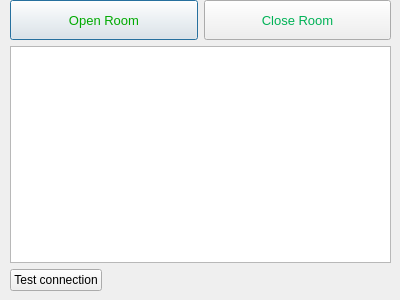
This is pokerserver.ui in SamuelSMueller/ProjectPoker as Qt 5 draws it before an edit. The edited form follows.
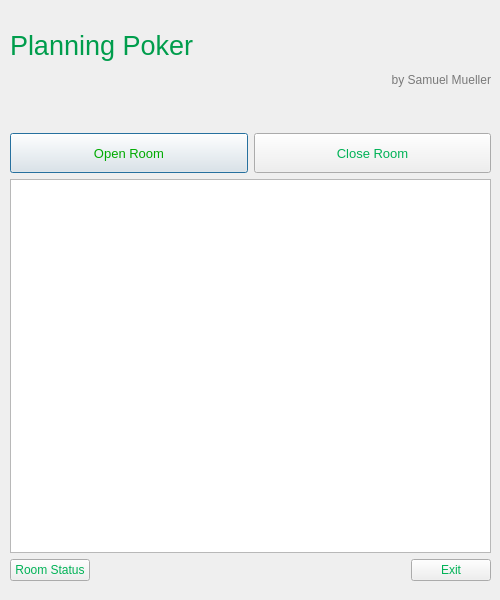
This is the edited form.

What changed in the file:
```diff
--- a/pokerserver.ui
+++ b/pokerserver.ui
@@ -6,24 +6,36 @@
    <rect>
     <x>0</x>
     <y>0</y>
-    <width>400</width>
-    <height>300</height>
+    <width>500</width>
+    <height>600</height>
    </rect>
   </property>
+  <property name="minimumSize">
+   <size>
+    <width>500</width>
+    <height>600</height>
+   </size>
+  </property>
   <property name="windowTitle">
    <string>Dialog</string>
   </property>
-  <widget class="QWidget" name="layoutWidget">
+  <widget class="QWidget" name="">
    <property name="geometry">
     <rect>
      <x>10</x>
-     <y>0</y>
-     <width>381</width>
-     <height>291</height>
+     <y>30</y>
+     <width>481</width>
+     <height>551</height>
     </rect>
    </property>
+   <layout class="QGridLayout" name="gridLayout_4">
+    <item row="2" column="0">
    <layout class="QGridLayout" name="gridLayout">
     <item row="0" column="0">
+       <layout class="QGridLayout" name="gridLayout_2">
+        <item row="0" column="0">
+         <layout class="QGridLayout" name="gridLayout_3">
+          <item row="0" column="0">
      <widget class="QPushButton" name="pushButton_startServer">
       <property name="minimumSize">
        <size>
@@ -38,8 +50,8 @@
           <brush brushstyle="SolidPattern">
            <color alpha="255">
             <red>0</red>
-            <green>178</green>
-            <blue>86</blue>
+                  <green>170</green>
+                  <blue>0</blue>
            </color>
           </brush>
          </colorrole>
@@ -47,8 +59,8 @@
           <brush brushstyle="SolidPattern">
            <color alpha="255">
             <red>0</red>
-            <green>178</green>
-            <blue>86</blue>
+                  <green>170</green>
+                  <blue>0</blue>
            </color>
           </brush>
          </colorrole>
@@ -56,8 +68,8 @@
           <brush brushstyle="SolidPattern">
            <color alpha="255">
             <red>0</red>
-            <green>178</green>
-            <blue>86</blue>
+                  <green>170</green>
+                  <blue>0</blue>
            </color>
           </brush>
          </colorrole>
@@ -67,8 +79,8 @@
           <brush brushstyle="SolidPattern">
            <color alpha="255">
             <red>0</red>
-            <green>178</green>
-            <blue>86</blue>
+                  <green>170</green>
+                  <blue>0</blue>
            </color>
           </brush>
          </colorrole>
@@ -76,8 +88,8 @@
           <brush brushstyle="SolidPattern">
            <color alpha="255">
             <red>0</red>
-            <green>178</green>
-            <blue>86</blue>
+                  <green>170</green>
+                  <blue>0</blue>
            </color>
           </brush>
          </colorrole>
@@ -85,8 +97,8 @@
           <brush brushstyle="SolidPattern">
            <color alpha="255">
             <red>0</red>
-            <green>178</green>
-            <blue>86</blue>
+                  <green>170</green>
+                  <blue>0</blue>
            </color>
           </brush>
          </colorrole>
@@ -137,12 +149,165 @@
       </property>
      </widget>
     </item>
-    <item row="2" column="0" colspan="2">
-     <layout class="QHBoxLayout" name="horizontalLayout">
+          <item row="0" column="1">
+           <widget class="QPushButton" name="pushButton_stopServer">
+            <property name="minimumSize">
+             <size>
+              <width>0</width>
+              <height>40</height>
+             </size>
+            </property>
+            <property name="palette">
+             <palette>
+              <active>
+               <colorrole role="WindowText">
+                <brush brushstyle="SolidPattern">
+                 <color alpha="255">
+                  <red>0</red>
+                  <green>178</green>
+                  <blue>86</blue>
+                 </color>
+                </brush>
+               </colorrole>
+               <colorrole role="Text">
+                <brush brushstyle="SolidPattern">
+                 <color alpha="255">
+                  <red>0</red>
+                  <green>178</green>
+                  <blue>86</blue>
+                 </color>
+                </brush>
+               </colorrole>
+               <colorrole role="ButtonText">
+                <brush brushstyle="SolidPattern">
+                 <color alpha="255">
+                  <red>0</red>
+                  <green>178</green>
+                  <blue>86</blue>
+                 </color>
+                </brush>
+               </colorrole>
+              </active>
+              <inactive>
+               <colorrole role="WindowText">
+                <brush brushstyle="SolidPattern">
+                 <color alpha="255">
+                  <red>0</red>
+                  <green>178</green>
+                  <blue>86</blue>
+                 </color>
+                </brush>
+               </colorrole>
+               <colorrole role="Text">
+                <brush brushstyle="SolidPattern">
+                 <color alpha="255">
+                  <red>0</red>
+                  <green>178</green>
+                  <blue>86</blue>
+                 </color>
+                </brush>
+               </colorrole>
+               <colorrole role="ButtonText">
+                <brush brushstyle="SolidPattern">
+                 <color alpha="255">
+                  <red>0</red>
+                  <green>178</green>
+                  <blue>86</blue>
+                 </color>
+                </brush>
+               </colorrole>
+              </inactive>
+              <disabled>
+               <colorrole role="WindowText">
+                <brush brushstyle="SolidPattern">
+                 <color alpha="255">
+                  <red>120</red>
+                  <green>120</green>
+                  <blue>120</blue>
+                 </color>
+                </brush>
+               </colorrole>
+               <colorrole role="Text">
+                <brush brushstyle="SolidPattern">
+                 <color alpha="255">
+                  <red>120</red>
+                  <green>120</green>
+                  <blue>120</blue>
+                 </color>
+                </brush>
+               </colorrole>
+               <colorrole role="ButtonText">
+                <brush brushstyle="SolidPattern">
+                 <color alpha="255">
+                  <red>120</red>
+                  <green>120</green>
+                  <blue>120</blue>
+                 </color>
+                </brush>
+               </colorrole>
+              </disabled>
+             </palette>
+            </property>
+            <property name="font">
+             <font>
+              <pointsize>10</pointsize>
+             </font>
+            </property>
+            <property name="text">
+             <string>Close Room</string>
+            </property>
+           </widget>
+          </item>
+         </layout>
+        </item>
+        <item row="1" column="0">
+         <widget class="QTextEdit" name="textEdit_log"/>
+        </item>
+       </layout>
+      </item>
+      <item row="1" column="0">
+       <layout class="QHBoxLayout" name="horizontalLayout_2">
       <item>
        <widget class="QPushButton" name="pushButton_testConn">
+          <property name="palette">
+           <palette>
+            <active>
+             <colorrole role="ButtonText">
+              <brush brushstyle="SolidPattern">
+               <color alpha="255">
+                <red>0</red>
+                <green>178</green>
+                <blue>86</blue>
+               </color>
+              </brush>
+             </colorrole>
+            </active>
+            <inactive>
+             <colorrole role="ButtonText">
+              <brush brushstyle="SolidPattern">
+               <color alpha="255">
+                <red>0</red>
+                <green>178</green>
+                <blue>86</blue>
+               </color>
+              </brush>
+             </colorrole>
+            </inactive>
+            <disabled>
+             <colorrole role="ButtonText">
+              <brush brushstyle="SolidPattern">
+               <color alpha="255">
+                <red>120</red>
+                <green>120</green>
+                <blue>120</blue>
+               </color>
+              </brush>
+             </colorrole>
+            </disabled>
+           </palette>
+          </property>
         <property name="text">
-         <string>Test connection</string>
+           <string>Room Status</string>
         </property>
        </widget>
       </item>
@@ -159,40 +324,11 @@
         </property>
        </spacer>
       </item>
-     </layout>
-    </item>
-    <item row="1" column="0" colspan="2">
-     <widget class="QTextEdit" name="textEdit_log"/>
-    </item>
-    <item row="0" column="1">
-     <widget class="QPushButton" name="pushButton_stopServer">
-      <property name="minimumSize">
-       <size>
-        <width>0</width>
-        <height>40</height>
-       </size>
-      </property>
+        <item>
+         <widget class="QPushButton" name="pushButton_Exit">
       <property name="palette">
        <palette>
         <active>
-         <colorrole role="WindowText">
-          <brush brushstyle="SolidPattern">
-           <color alpha="255">
-            <red>0</red>
-            <green>178</green>
-            <blue>86</blue>
-           </color>
-          </brush>
-         </colorrole>
-         <colorrole role="Text">
-          <brush brushstyle="SolidPattern">
-           <color alpha="255">
-            <red>0</red>
-            <green>178</green>
-            <blue>86</blue>
-           </color>
-          </brush>
-         </colorrole>
          <colorrole role="ButtonText">
           <brush brushstyle="SolidPattern">
            <color alpha="255">
@@ -204,24 +340,6 @@
          </colorrole>
         </active>
         <inactive>
-         <colorrole role="WindowText">
-          <brush brushstyle="SolidPattern">
-           <color alpha="255">
-            <red>0</red>
-            <green>178</green>
-            <blue>86</blue>
-           </color>
-          </brush>
-         </colorrole>
-         <colorrole role="Text">
-          <brush brushstyle="SolidPattern">
-           <color alpha="255">
-            <red>0</red>
-            <green>178</green>
-            <blue>86</blue>
-           </color>
-          </brush>
-         </colorrole>
          <colorrole role="ButtonText">
           <brush brushstyle="SolidPattern">
            <color alpha="255">
@@ -233,24 +351,6 @@
          </colorrole>
         </inactive>
         <disabled>
-         <colorrole role="WindowText">
-          <brush brushstyle="SolidPattern">
-           <color alpha="255">
-            <red>120</red>
-            <green>120</green>
-            <blue>120</blue>
-           </color>
-          </brush>
-         </colorrole>
-         <colorrole role="Text">
-          <brush brushstyle="SolidPattern">
-           <color alpha="255">
-            <red>120</red>
-            <green>120</green>
-            <blue>120</blue>
-           </color>
-          </brush>
-         </colorrole>
          <colorrole role="ButtonText">
           <brush brushstyle="SolidPattern">
            <color alpha="255">
@@ -263,16 +363,38 @@
         </disabled>
        </palette>
       </property>
-      <property name="font">
-       <font>
-        <pointsize>10</pointsize>
-       </font>
-      </property>
+          <property name="text">
+           <string>Exit</string>
+          </property>
+         </widget>
+        </item>
+       </layout>
+      </item>
+     </layout>
+    </item>
+    <item row="0" column="0">
+     <widget class="QLabel" name="label_2">
       <property name="text">
-       <string>Close Room</string>
+       <string>&lt;html&gt;&lt;head/&gt;&lt;body&gt;&lt;p&gt;&lt;span style=&quot; font-size:20pt; color:#009d4c;&quot;&gt;Planning Poker&lt;/span&gt;&lt;/p&gt;&lt;p align=&quot;right&quot;&gt;&lt;span style=&quot; color:#797979;&quot;&gt;by Samuel Mueller&lt;/span&gt;&lt;/p&gt;&lt;/body&gt;&lt;/html&gt;</string>
       </property>
      </widget>
     </item>
+    <item row="1" column="0">
+     <spacer name="verticalSpacer">
+      <property name="orientation">
+       <enum>Qt::Vertical</enum>
+      </property>
+      <property name="sizeType">
+       <enum>QSizePolicy::Fixed</enum>
+      </property>
+      <property name="sizeHint" stdset="0">
+       <size>
+        <width>20</width>
+        <height>40</height>
+       </size>
+      </property>
+     </spacer>
+    </item>
    </layout>
   </widget>
  </widget>
```
Lines whose indentation alone changed are shown as unchanged.
